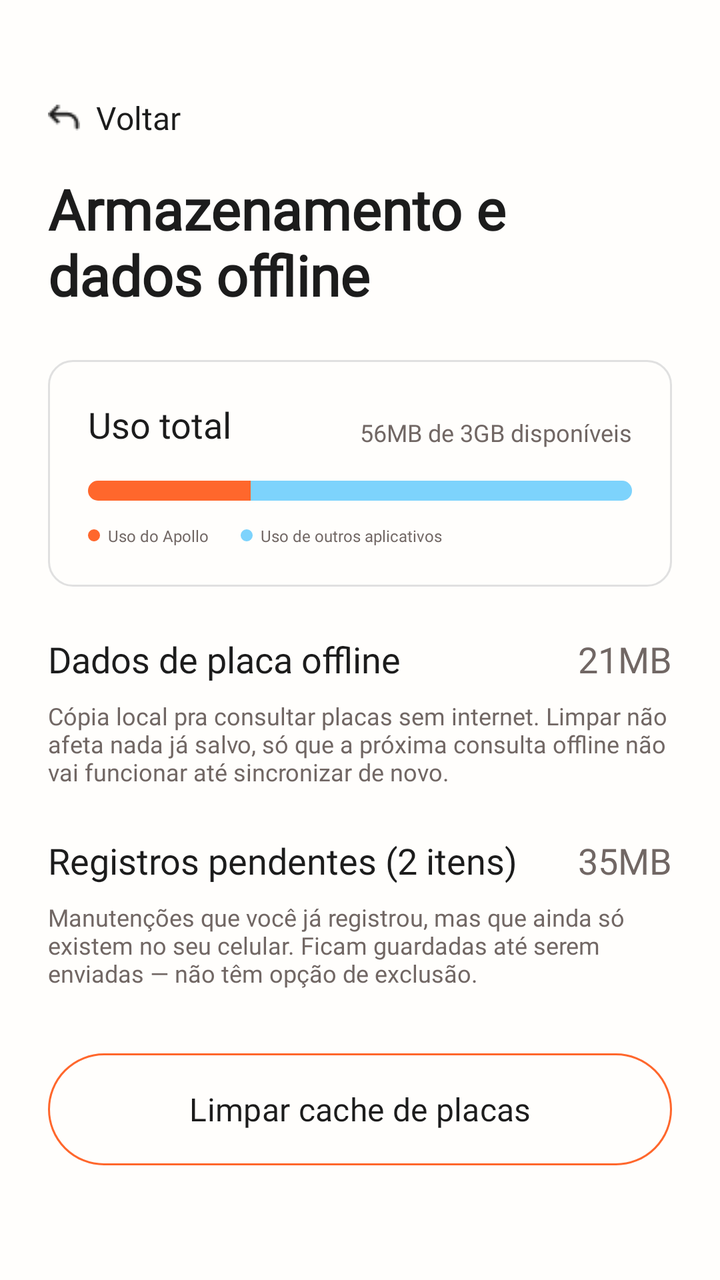
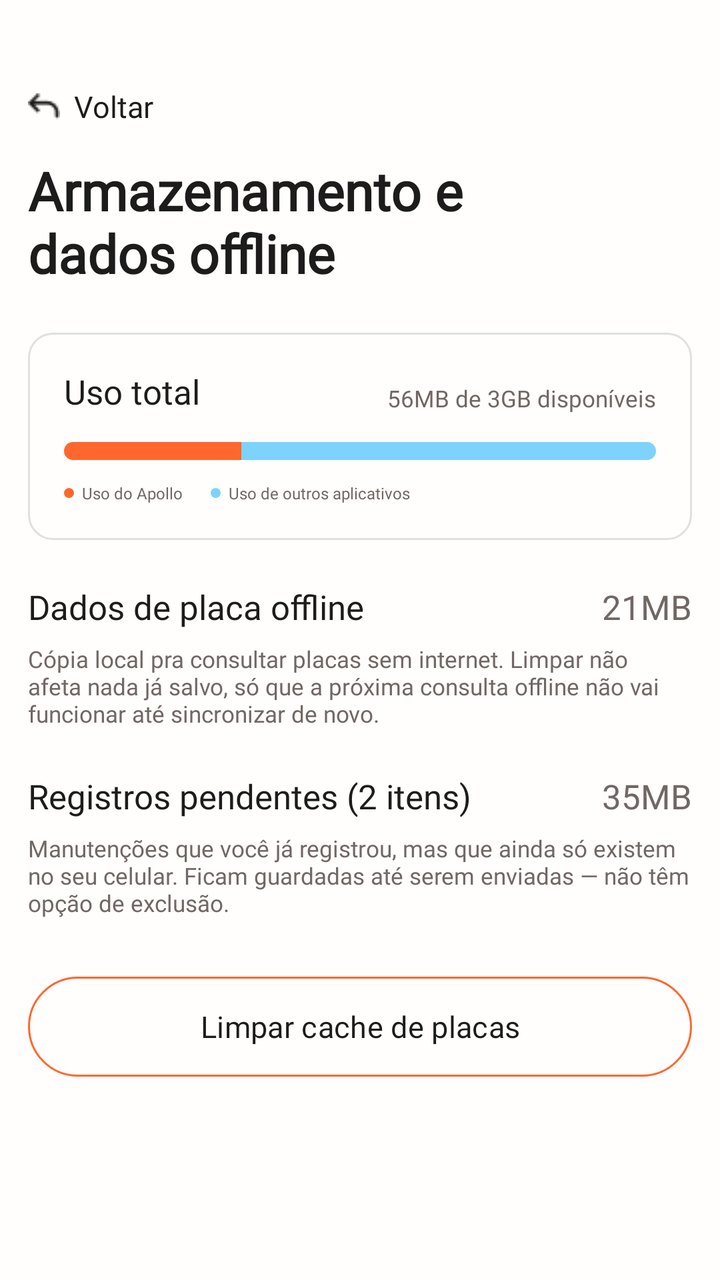

Two renders of the same Android screen: before a commit and after it. Below are the layout's source before the change and the commit's diff.
<!-- AndroidManifest.xml: application theme Theme.ApolloMobile -->
<!-- res/layout/activity_storage.xml -->
<?xml version="1.0" encoding="utf-8"?>
<androidx.constraintlayout.widget.ConstraintLayout xmlns:android="http://schemas.android.com/apk/res/android"
    xmlns:app="http://schemas.android.com/apk/res-auto"
    xmlns:tools="http://schemas.android.com/tools"
    android:layout_width="match_parent"
    android:layout_height="match_parent"
    android:background="@color/neutral_white"
    tools:context=".view.settings.StorageActivity">

    <androidx.core.widget.NestedScrollView
        android:layout_width="match_parent"
        android:layout_height="match_parent"
        android:fillViewport="true">

        <LinearLayout
            android:layout_width="match_parent"
            android:layout_height="wrap_content"
            android:orientation="vertical"
            android:paddingHorizontal="24dp"
            android:paddingTop="48dp"
            android:paddingBottom="24dp">

            
            <TextView
                android:id="@+id/tvBack"
                style="@style/apollo_label2"
                android:layout_width="wrap_content"
                android:layout_height="wrap_content"
                android:drawableStart="@drawable/ic_arrow_back"
                android:drawablePadding="8dp"
                android:gravity="center_vertical"
                android:text="Voltar"
                android:textColor="@color/neutral_black"
                app:layout_constraintStart_toStartOf="parent"
                app:layout_constraintTop_toTopOf="parent" />

            <TextView
                style="@style/apollo_h4"
                android:layout_width="wrap_content"
                android:layout_height="wrap_content"
                android:layout_marginTop="16dp"
                android:text="Armazenamento e\ndados offline"
                android:textColor="@color/neutral_black"
                android:textStyle="bold" />

            
            <LinearLayout
                android:layout_width="match_parent"
                android:layout_height="wrap_content"
                android:layout_marginTop="24dp"
                android:background="@drawable/bg_settings_card"
                android:orientation="vertical"
                android:padding="20dp">

                <androidx.constraintlayout.widget.ConstraintLayout
                    android:layout_width="match_parent"
                    android:layout_height="wrap_content">

                    <TextView
                        android:id="@+id/tvUsoTotal"
                        style="@style/apollo_label1"
                        android:layout_width="wrap_content"
                        android:layout_height="wrap_content"
                        android:text="Uso total"
                        android:textColor="@color/neutral_black"
                        app:layout_constraintStart_toStartOf="parent"
                        app:layout_constraintTop_toTopOf="parent" />

                    <TextView
                        style="@style/apollo_body4"
                        android:layout_width="wrap_content"
                        android:layout_height="wrap_content"
                        android:id="@+id/tvStorageAvailable"
                        android:text="56MB de 3GB disponíveis"
                        android:textColor="@color/neutral_gray"
                        app:layout_constraintBottom_toBottomOf="@id/tvUsoTotal"
                        app:layout_constraintEnd_toEndOf="parent" />

                </androidx.constraintlayout.widget.ConstraintLayout>

                
                <LinearLayout
                    android:layout_width="match_parent"
                    android:layout_height="10dp"
                    android:layout_marginTop="16dp"
                    android:background="@drawable/bg_label_rounded"
                    android:backgroundTint="#F0F0F0"
                    android:clipToOutline="true"
                    android:orientation="horizontal">

                    
                    <View
                        android:layout_width="0dp"
                        android:layout_height="match_parent"
                        android:layout_weight="0.3"
                        android:background="@color/secondary_one" />

                    
                    <View
                        android:layout_width="0dp"
                        android:layout_height="match_parent"
                        android:layout_weight="0.7"
                        android:background="@color/info_two" />

                </LinearLayout>

                
                <LinearLayout
                    android:layout_width="match_parent"
                    android:layout_height="wrap_content"
                    android:layout_marginTop="12dp"
                    android:orientation="horizontal">

                    <View
                        android:layout_width="6dp"
                        android:layout_height="6dp"
                        android:layout_gravity="center_vertical"
                        android:background="@drawable/dot_indicator"
                        android:backgroundTint="@color/secondary_one" />

                    <TextView
                        style="@style/apollo_caption"
                        android:layout_width="wrap_content"
                        android:layout_height="wrap_content"
                        android:layout_marginStart="4dp"
                        android:text="Uso do Apollo"
                        android:textColor="@color/neutral_gray" />

                    <View
                        android:layout_width="6dp"
                        android:layout_height="6dp"
                        android:layout_gravity="center_vertical"
                        android:layout_marginStart="16dp"
                        android:background="@drawable/dot_indicator"
                        android:backgroundTint="@color/info_two" />

                    <TextView
                        style="@style/apollo_caption"
                        android:layout_width="wrap_content"
                        android:layout_height="wrap_content"
                        android:layout_marginStart="4dp"
                        android:text="Uso de outros aplicativos"
                        android:textColor="@color/neutral_gray" />

                </LinearLayout>

            </LinearLayout>

            
            <androidx.constraintlayout.widget.ConstraintLayout
                android:layout_width="match_parent"
                android:layout_height="wrap_content"
                android:layout_marginTop="24dp">

                <TextView
                    android:id="@+id/tvPlacaTitle"
                    style="@style/apollo_label1"
                    android:layout_width="0dp"
                    android:layout_height="wrap_content"
                    android:text="Dados de placa offline"
                    android:textColor="@color/neutral_black"
                    app:layout_constraintEnd_toStartOf="@+id/tvPlacaSize"
                    app:layout_constraintStart_toStartOf="parent"
                    app:layout_constraintTop_toTopOf="parent" />

                <TextView
                    android:id="@+id/tvPlacaSize"
                    style="@style/apollo_label1"
                    android:layout_width="wrap_content"
                    android:layout_height="wrap_content"
                    android:text="21MB"
                    android:textColor="@color/neutral_gray"
                    app:layout_constraintEnd_toEndOf="parent"
                    app:layout_constraintTop_toTopOf="parent" />

                <TextView
                    style="@style/apollo_body4"
                    android:layout_width="match_parent"
                    android:layout_height="wrap_content"
                    android:layout_marginTop="8dp"
                    android:text="Cópia local pra consultar placas sem internet. Limpar não afeta nada já salvo, só que a próxima consulta offline não vai funcionar até sincronizar de novo."
                    android:textColor="@color/neutral_gray"
                    app:layout_constraintTop_toBottomOf="@id/tvPlacaTitle" />

            </androidx.constraintlayout.widget.ConstraintLayout>

            
            <androidx.constraintlayout.widget.ConstraintLayout
                android:layout_width="match_parent"
                android:layout_height="wrap_content"
                android:layout_marginTop="24dp">

                <TextView
                    android:id="@+id/tvPendingTitle"
                    style="@style/apollo_label1"
                    android:layout_width="0dp"
                    android:layout_height="wrap_content"
                    android:text="Registros pendentes (2 itens)"
                    android:textColor="@color/neutral_black"
                    app:layout_constraintEnd_toStartOf="@+id/tvPendingSize"
                    app:layout_constraintStart_toStartOf="parent"
                    app:layout_constraintTop_toTopOf="parent" />

                <TextView
                    android:id="@+id/tvPendingSize"
                    style="@style/apollo_label1"
                    android:layout_width="wrap_content"
                    android:layout_height="wrap_content"
                    android:text="35MB"
                    android:textColor="@color/neutral_gray"
                    app:layout_constraintEnd_toEndOf="parent"
                    app:layout_constraintTop_toTopOf="parent" />

                <TextView
                    style="@style/apollo_body4"
                    android:layout_width="match_parent"
                    android:layout_height="wrap_content"
                    android:layout_marginTop="8dp"
                    android:text="Manutenções que você já registrou, mas que ainda só existem no seu celular. Ficam guardadas até serem enviadas — não têm opção de exclusão."
                    android:textColor="@color/neutral_gray"
                    app:layout_constraintTop_toBottomOf="@id/tvPendingTitle" />

            </androidx.constraintlayout.widget.ConstraintLayout>

            
            <Button
                android:id="@+id/btnClearCache"
                style="@style/apollo_label2"
                android:layout_width="match_parent"
                android:layout_height="56dp"
                android:layout_marginTop="32dp"
                android:background="@drawable/btn_outlined"
                android:text="Limpar cache de placas"
                android:textAllCaps="false"
                android:textColor="@color/neutral_black"
                app:backgroundTint="@null" />

        </LinearLayout>
    </androidx.core.widget.NestedScrollView>

</androidx.constraintlayout.widget.ConstraintLayout>
<!-- resources referenced by this layout -->
<resources>
  <color name="info_two">#7DD3FC</color>
  <color name="neutral_black">#1C1C1C</color>
  <color name="neutral_gray">#716764</color>
  <color name="neutral_white">#FFFEFC</color>
  <color name="secondary_one">#FF672C</color>
  <!-- drawable bg_label_rounded (drawable) -->
  <?xml version="1.0" encoding="utf-8"?>
  <shape
      xmlns:android="http://schemas.android.com/apk/res/android"
      android:shape="rectangle">
  
      <solid android:color="@color/neutral_white" />
  
      <corners android:radius="25dp" />
  
  </shape>
  <!-- drawable bg_settings_card (drawable) -->
  <?xml version="1.0" encoding="utf-8"?>
  <shape xmlns:android="http://schemas.android.com/apk/res/android">
      <solid android:color="@color/neutral_white" />
      <corners android:radius="12dp" />
      <stroke android:width="1dp" android:color="#E0E0E0" />
  </shape>
  <!-- drawable btn_outlined (drawable) -->
  <?xml version="1.0" encoding="utf-8"?>
  <ripple xmlns:android="http://schemas.android.com/apk/res/android"
      android:color="#40FF672C">
      <item>
          <shape android:shape="rectangle">
              <solid android:color="@android:color/transparent" />
              <stroke
                  android:width="1dp"
                  android:color="@color/secondary_one" />
              <corners android:radius="32dp" />
          </shape>
      </item>
  </ripple>
  <!-- drawable dot_indicator (drawable) -->
  <?xml version="1.0" encoding="utf-8"?>
  <shape xmlns:android="http://schemas.android.com/apk/res/android"
      android:shape="oval">
      <solid android:color="@color/neutral_gray" />
      <size
          android:width="8dp"
          android:height="8dp" />
  </shape>
  <!-- drawable ic_arrow_back: png bitmap (drawable, 394 bytes) -->
  <style name="apollo_body4" parent="apollo_text_base">
          <item name="android:fontFamily">@font/manrope_regular</item>
          <item name="android:textSize">12sp</item>
      </style>
  <style name="apollo_caption" parent="apollo_text_base">
          <item name="android:fontFamily">@font/manrope_regular</item>
          <item name="android:textSize">8sp</item>
      </style>
  <style name="apollo_h4" parent="apollo_text_base">
          <item name="android:fontFamily">@font/plusjakartasans_bold</item>
          <item name="android:textSize">28sp</item>
      </style>
  <style name="apollo_label1" parent="apollo_text_base">
          <item name="android:fontFamily">@font/manrope_bold</item>
          <item name="android:textSize">18sp</item>
      </style>
  <style name="apollo_label2" parent="apollo_text_base">
          <item name="android:fontFamily">@font/manrope_bold</item>
          <item name="android:textSize">16sp</item>
      </style>
  <style name="Theme.ApolloMobile" parent="Base.Theme.ApolloMobile" />
  <style name="apollo_text_base">
          <item name="android:textColor">@color/neutral_black</item>
      </style>
  <style name="Base.Theme.ApolloMobile" parent="Theme.Material3.DayNight.NoActionBar">
          
          <item name="colorPrimary">@color/secondary_three</item>
          <item name="android:statusBarColor">@color/secondary_three</item>
          <item name="android:windowLightStatusBar">false</item>
      </style>
  <color name="secondary_three">#FE4A11</color>
</resources>

<!-- the commit's change to res/layout/activity_storage.xml (unified diff, before → after) -->
@@ -16,9 +16,9 @@
             android:layout_width="match_parent"
             android:layout_height="wrap_content"
             android:orientation="vertical"
-            android:paddingHorizontal="24dp"
-            android:paddingTop="48dp"
-            android:paddingBottom="24dp">
+        android:paddingHorizontal="@dimen/screen_horizontal_padding"
+            android:paddingTop="@dimen/space_48"
+            android:paddingBottom="@dimen/space_24">
 
             
             <TextView
@@ -27,7 +27,7 @@
                 android:layout_width="wrap_content"
                 android:layout_height="wrap_content"
                 android:drawableStart="@drawable/ic_arrow_back"
-                android:drawablePadding="8dp"
+                android:drawablePadding="@dimen/space_8"
                 android:gravity="center_vertical"
                 android:text="Voltar"
                 android:textColor="@color/neutral_black"
@@ -38,7 +38,7 @@
                 style="@style/apollo_h4"
                 android:layout_width="wrap_content"
                 android:layout_height="wrap_content"
-                android:layout_marginTop="16dp"
+                android:layout_marginTop="@dimen/space_16"
                 android:text="Armazenamento e\ndados offline"
                 android:textColor="@color/neutral_black"
                 android:textStyle="bold" />
@@ -47,10 +47,10 @@
             <LinearLayout
                 android:layout_width="match_parent"
                 android:layout_height="wrap_content"
-                android:layout_marginTop="24dp"
+                android:layout_marginTop="@dimen/space_24"
                 android:background="@drawable/bg_settings_card"
                 android:orientation="vertical"
-                android:padding="20dp">
+                android:padding="@dimen/space_20">
 
                 <androidx.constraintlayout.widget.ConstraintLayout
                     android:layout_width="match_parent"
@@ -81,8 +81,8 @@
                 
                 <LinearLayout
                     android:layout_width="match_parent"
-                    android:layout_height="10dp"
-                    android:layout_marginTop="16dp"
+                    android:layout_height="@dimen/space_10"
+                    android:layout_marginTop="@dimen/space_16"
                     android:background="@drawable/bg_label_rounded"
                     android:backgroundTint="#F0F0F0"
                     android:clipToOutline="true"
@@ -108,12 +108,12 @@
                 <LinearLayout
                     android:layout_width="match_parent"
                     android:layout_height="wrap_content"
-                    android:layout_marginTop="12dp"
+                    android:layout_marginTop="@dimen/space_12"
                     android:orientation="horizontal">
 
                     <View
-                        android:layout_width="6dp"
-                        android:layout_height="6dp"
+                        android:layout_width="@dimen/space_6"
+                        android:layout_height="@dimen/space_6"
                         android:layout_gravity="center_vertical"
                         android:background="@drawable/dot_indicator"
                         android:backgroundTint="@color/secondary_one" />
@@ -122,15 +122,15 @@
                         style="@style/apollo_caption"
                         android:layout_width="wrap_content"
                         android:layout_height="wrap_content"
-                        android:layout_marginStart="4dp"
+                        android:layout_marginStart="@dimen/space_4"
                         android:text="Uso do Apollo"
                         android:textColor="@color/neutral_gray" />
 
                     <View
-                        android:layout_width="6dp"
-                        android:layout_height="6dp"
+                        android:layout_width="@dimen/space_6"
+                        android:layout_height="@dimen/space_6"
                         android:layout_gravity="center_vertical"
-                        android:layout_marginStart="16dp"
+                        android:layout_marginStart="@dimen/space_16"
                         android:background="@drawable/dot_indicator"
                         android:backgroundTint="@color/info_two" />
 
@@ -138,7 +138,7 @@
                         style="@style/apollo_caption"
                         android:layout_width="wrap_content"
                         android:layout_height="wrap_content"
-                        android:layout_marginStart="4dp"
+                        android:layout_marginStart="@dimen/space_4"
                         android:text="Uso de outros aplicativos"
                         android:textColor="@color/neutral_gray" />
 
@@ -150,7 +150,7 @@
             <androidx.constraintlayout.widget.ConstraintLayout
                 android:layout_width="match_parent"
                 android:layout_height="wrap_content"
-                android:layout_marginTop="24dp">
+                android:layout_marginTop="@dimen/space_24">
 
                 <TextView
                     android:id="@+id/tvPlacaTitle"
@@ -177,7 +177,7 @@
                     style="@style/apollo_body4"
                     android:layout_width="match_parent"
                     android:layout_height="wrap_content"
-                    android:layout_marginTop="8dp"
+                    android:layout_marginTop="@dimen/space_8"
                     android:text="Cópia local pra consultar placas sem internet. Limpar não afeta nada já salvo, só que a próxima consulta offline não vai funcionar até sincronizar de novo."
                     android:textColor="@color/neutral_gray"
                     app:layout_constraintTop_toBottomOf="@id/tvPlacaTitle" />
@@ -188,7 +188,7 @@
             <androidx.constraintlayout.widget.ConstraintLayout
                 android:layout_width="match_parent"
                 android:layout_height="wrap_content"
-                android:layout_marginTop="24dp">
+                android:layout_marginTop="@dimen/space_24">
 
                 <TextView
                     android:id="@+id/tvPendingTitle"
@@ -215,7 +215,7 @@
                     style="@style/apollo_body4"
                     android:layout_width="match_parent"
                     android:layout_height="wrap_content"
-                    android:layout_marginTop="8dp"
+                    android:layout_marginTop="@dimen/space_8"
                     android:text="Manutenções que você já registrou, mas que ainda só existem no seu celular. Ficam guardadas até serem enviadas — não têm opção de exclusão."
                     android:textColor="@color/neutral_gray"
                     app:layout_constraintTop_toBottomOf="@id/tvPendingTitle" />
@@ -227,8 +227,8 @@
                 android:id="@+id/btnClearCache"
                 style="@style/apollo_label2"
                 android:layout_width="match_parent"
-                android:layout_height="56dp"
-                android:layout_marginTop="32dp"
+                android:layout_height="@dimen/space_56"
+                android:layout_marginTop="@dimen/space_32"
                 android:background="@drawable/btn_outlined"
                 android:text="Limpar cache de placas"
                 android:textAllCaps="false"
<!-- resource entries referenced after the edit -->
@@ -5,6 +5,18 @@
   <color name="neutral_gray">#716764</color>
   <color name="neutral_white">#FFFEFC</color>
   <color name="secondary_one">#FF672C</color>
+  <dimen name="screen_horizontal_padding">13dp</dimen>
+  <dimen name="space_10">8dp</dimen>
+  <dimen name="space_12">10dp</dimen>
+  <dimen name="space_16">13dp</dimen>
+  <dimen name="space_20">16dp</dimen>
+  <dimen name="space_24">19dp</dimen>
+  <dimen name="space_32">26dp</dimen>
+  <dimen name="space_4">3dp</dimen>
+  <dimen name="space_48">38dp</dimen>
+  <dimen name="space_56">45dp</dimen>
+  <dimen name="space_6">5dp</dimen>
+  <dimen name="space_8">6dp</dimen>
   <!-- drawable bg_label_rounded (drawable) -->
   <?xml version="1.0" encoding="utf-8"?>
   <shape
@@ -49,28 +61,33 @@
   <!-- drawable ic_arrow_back: png bitmap (drawable, 394 bytes) -->
   <style name="apollo_body4" parent="apollo_text_base">
           <item name="android:fontFamily">@font/manrope_regular</item>
-          <item name="android:textSize">12sp</item>
+          <item name="android:textSize">@dimen/text_12</item>
       </style>
   <style name="apollo_caption" parent="apollo_text_base">
           <item name="android:fontFamily">@font/manrope_regular</item>
-          <item name="android:textSize">8sp</item>
+          <item name="android:textSize">@dimen/text_8</item>
       </style>
   <style name="apollo_h4" parent="apollo_text_base">
           <item name="android:fontFamily">@font/plusjakartasans_bold</item>
-          <item name="android:textSize">28sp</item>
+          <item name="android:textSize">@dimen/text_28</item>
       </style>
   <style name="apollo_label1" parent="apollo_text_base">
           <item name="android:fontFamily">@font/manrope_bold</item>
-          <item name="android:textSize">18sp</item>
+          <item name="android:textSize">@dimen/text_18</item>
       </style>
   <style name="apollo_label2" parent="apollo_text_base">
           <item name="android:fontFamily">@font/manrope_bold</item>
-          <item name="android:textSize">16sp</item>
+          <item name="android:textSize">@dimen/text_16</item>
       </style>
   <style name="Theme.ApolloMobile" parent="Base.Theme.ApolloMobile" />
   <style name="apollo_text_base">
           <item name="android:textColor">@color/neutral_black</item>
       </style>
+  <dimen name="text_12">10.5sp</dimen>
+  <dimen name="text_8">8sp</dimen>
+  <dimen name="text_28">24.5sp</dimen>
+  <dimen name="text_18">16sp</dimen>
+  <dimen name="text_16">14sp</dimen>
   <style name="Base.Theme.ApolloMobile" parent="Theme.Material3.DayNight.NoActionBar">
           
           <item name="colorPrimary">@color/secondary_three</item>
